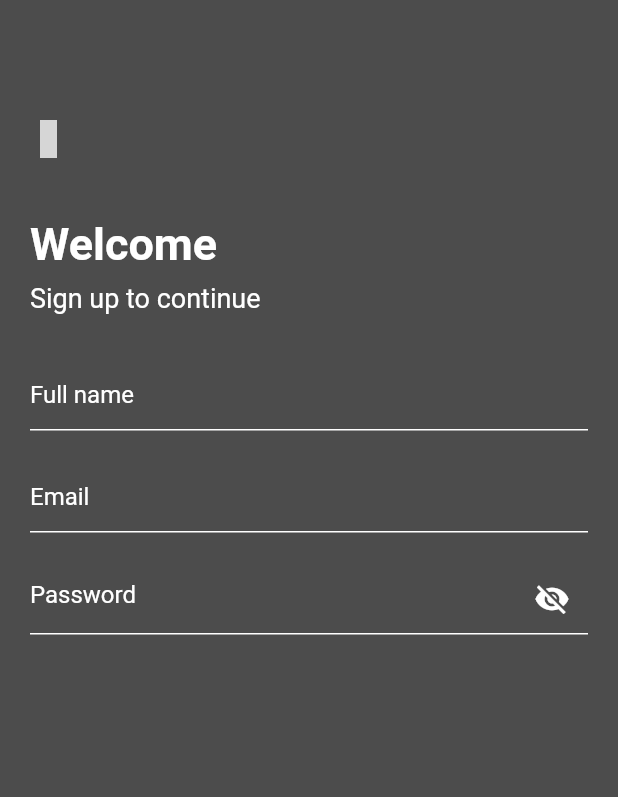
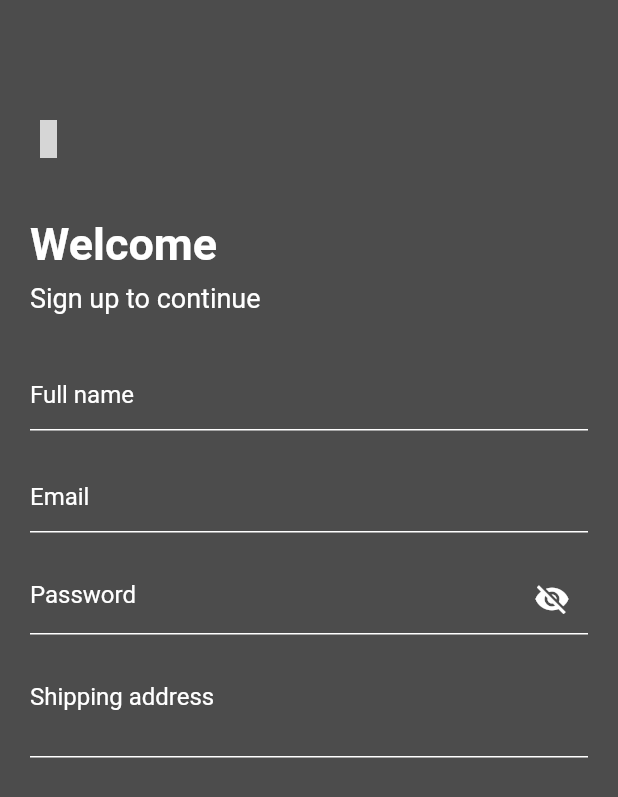
Before and after one commit to Devsaci/grocery_app_hadi_v2, a Flutter app: the RegisterScreen screen opened by its route, on a phone screen of 412 x 824 dp. Shown: the top 797 px of the screen. Run offline on Flutter 3.47's test engine with Material 2 defaults, Android fonts, the phone set to English and light mode, and no system bars; drawn by our look-alikes of card_swiper; our stand-ins replace fancy_shimmer_image, flutter_iconly, shared_preferences; accounts and stored records are empty; grey boxes are pictures that could not be loaded.

Commit message:
TextFormField  Shipping address

```diff
--- a/lib/screens/auth/register.dart
+++ b/lib/screens/auth/register.dart
@@ -197,6 +197,26 @@ class _RegisterScreenState extends State<RegisterScreen> {
                             ),
                           ),
                         ),
+                        const SizedBox(height: 20),
+                        //Shipping address
+                        TextFormField(
+                          style: const TextStyle(color: Colors.white),
+                          maxLines: 2,
+                          textAlign: TextAlign.start,
+                          decoration: const InputDecoration(
+                            hintText: 'Shipping address',
+                            hintStyle: TextStyle(color: Colors.white),
+                            enabledBorder: UnderlineInputBorder(
+                              borderSide: BorderSide(color: Colors.white),
+                            ),
+                            focusedBorder: UnderlineInputBorder(
+                              borderSide: BorderSide(color: Colors.white),
+                            ),
+                            errorBorder: UnderlineInputBorder(
+                              borderSide: BorderSide(color: Colors.red),
+                            ),
+                          ),
+                        ),
                       ],
                     ),
                   ),
```
